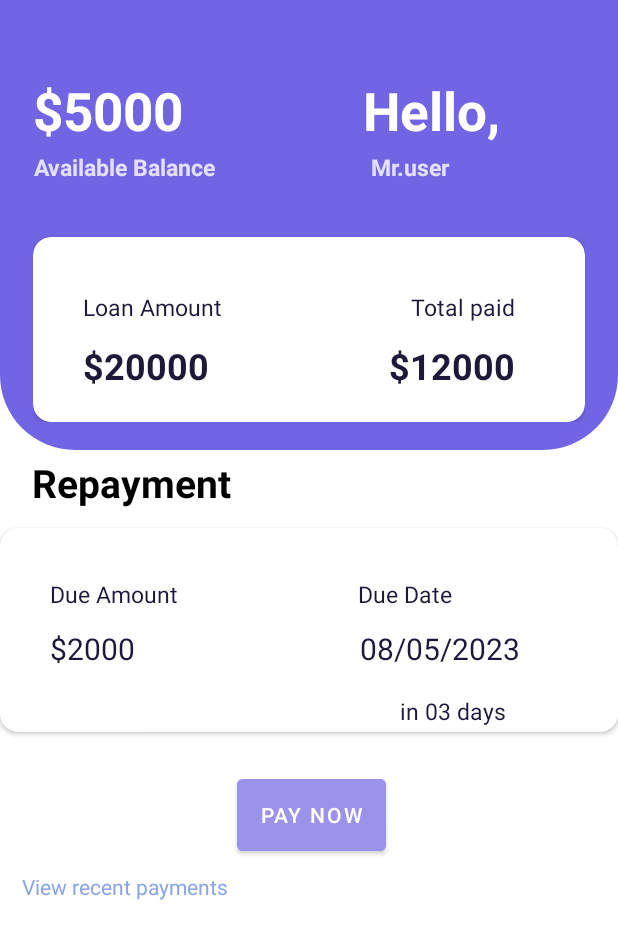
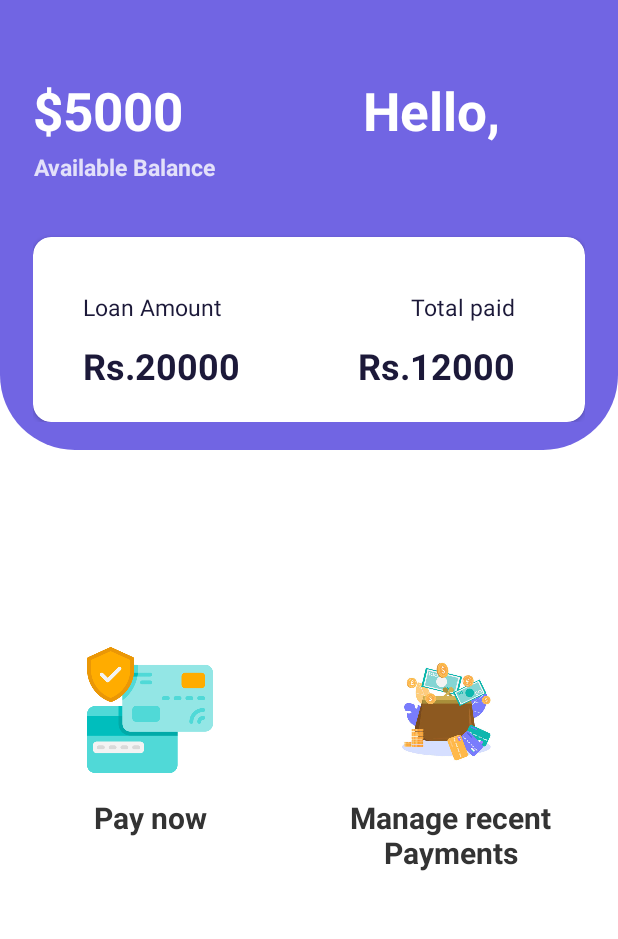
Before and after one commit to IT21306518/QUICKLOAN, an Android app: the screen it shows after launch (nv_repaymentDasboard), after a tap on an icon or button, on a phone screen of 412 x 824 dp. Shown: the top 939 px of the screen. Run offline under Robolectric (Android 15) with nearby library versions, the phone set to English and light mode, and no system bars.

Commit message:
all crud mistakes are corrected

```diff
--- a/app/src/main/java/com/example/quickloan/Bu_dashboard.kt
+++ b/app/src/main/java/com/example/quickloan/Bu_dashboard.kt
@@ -9,6 +9,7 @@ import com.example.quickloan.ksactivities.Ks_ButtonActivity
 import com.example.quickloan.ksactivities.Ks_fetchingActivity2
 import com.example.quickloan.ksactivities.UserProfileActivity
 import com.example.quickloan.ksactivities.ks_ApplyLoan
+
 
 class Bu_dashboard : AppCompatActivity() {
 
--- a/app/src/main/java/com/example/quickloan/PayAdapter.kt
+++ b/app/src/main/java/com/example/quickloan/PayAdapter.kt
@@ -19,7 +19,7 @@ class PayAdapter(private  val payList: ArrayList<PaymentModel>):
         mListener=clickListener
     }
     override fun onCreateViewHolder(parent: ViewGroup, viewType: Int): PayAdapter.ViewHolder{
-        val itemView=LayoutInflater.from(parent.context).inflate(R.layout.activity_nv_payments,parent,false)
+        val itemView=LayoutInflater.from(parent.context).inflate(R.layout.nv_paymentlist,parent,false)
         return ViewHolder(itemView,mListener)
     }
 
--- a/app/src/main/java/com/example/quickloan/ksactivities/Ks_ButtonActivity.kt
+++ b/app/src/main/java/com/example/quickloan/ksactivities/Ks_ButtonActivity.kt
@@ -3,8 +3,6 @@ package com.example.quickloan.ksactivities
 import android.content.Intent
 import androidx.appcompat.app.AppCompatActivity
 import android.os.Bundle
-import android.view.View
-import android.widget.Button
 import android.widget.ImageView
 import com.example.quickloan.R
 
@@ -17,8 +15,8 @@ class Ks_ButtonActivity : AppCompatActivity() {
         super.onCreate(savedInstanceState)
         setContentView(R.layout.activity_ks_button)
 
-        btnApply = findViewById(R.id.btnApply)
-        btnManege = findViewById(R.id.btnManege)
+        btnApply = findViewById(R.id.paynowIMG)
+        btnManege = findViewById(R.id.manageIMG)
 
         btnApply.setOnClickListener {
             navigateToNextActivity()
--- a/app/src/main/java/com/example/quickloan/nv_payments.kt
+++ b/app/src/main/java/com/example/quickloan/nv_payments.kt
@@ -60,7 +60,7 @@ private lateinit var dbRef:DatabaseReference
                             intent.putExtra("loanId",paymentList[position].LoanID)
                             intent.putExtra("date",paymentList[position].Date)
                             intent.putExtra("name",paymentList[position].CardHolderName)
-                            intent.putExtra("Amount",paymentList[position].RepaymentAmount)
+                            intent.putExtra("amount",paymentList[position].RepaymentAmount)
                             intent.putExtra("postalCode",paymentList[position].PostalCode)
                             intent.putExtra("mobileNo",paymentList[position].MobileNO)
                             startActivity(intent)
--- a/app/src/main/java/com/example/quickloan/nv_repaymentDasboard.kt
+++ b/app/src/main/java/com/example/quickloan/nv_repaymentDasboard.kt
@@ -3,22 +3,22 @@ package com.example.quickloan
 import android.content.Intent
 import androidx.appcompat.app.AppCompatActivity
 import android.os.Bundle
-import android.widget.Button
+import android.widget.ImageView
 import android.widget.TextView
 
 class nv_repaymentDasboard : AppCompatActivity() {
 
-    private lateinit var btnPayNow: Button
-    private lateinit var tvViewAllPay:TextView
+        private lateinit var tvPayNow: ImageView
+    private lateinit var tvViewAllPay:ImageView
 
     override fun onCreate(savedInstanceState: Bundle?) {
         super.onCreate(savedInstanceState)
         setContentView(R.layout.activity_nv_repayment_dasboard)
 
-        btnPayNow=findViewById(R.id.btn_repayment)
-        tvViewAllPay=findViewById(R.id.textdashboard)
+        tvPayNow=findViewById(R.id.paynowIMG)
+        tvViewAllPay=findViewById(R.id.manageIMG)
 
-        btnPayNow.setOnClickListener {
+        tvPayNow.setOnClickListener {
             val intent = Intent(this,nv_PaymentForm::class.java)
             startActivity(intent)
         }
--- a/app/src/main/res/drawable/nv_top_background.xml
+++ b/app/src/main/res/drawable/nv_top_background.xml
@@ -2,8 +2,8 @@
 <selector xmlns:android="http://schemas.android.com/apk/res/android">
     <item>
         <shape android:shape="rectangle">
-            <gradient android:startColor="#7165e3" android:endColor="#7165e3"
-                android:angle="278"/>
+
+            <solid android:color="#7165e3"/>
             <corners android:bottomLeftRadius="50dp" android:bottomRightRadius="50dp"/>
 
         </shape>
--- a/app/src/main/res/layout/activity_ks_button.xml
+++ b/app/src/main/res/layout/activity_ks_button.xml
@@ -96,7 +96,7 @@
                 app:layout_constraintTop_toTopOf="parent">
 
                 <ImageView
-                    android:id="@+id/btnApply"
+                    android:id="@+id/paynowIMG"
                     android:layout_width="100dp"
                     android:layout_height="100dp"
                     android:layout_margin="8dp"
@@ -130,7 +130,7 @@
                 app:layout_constraintTop_toTopOf="parent">
 
                 <ImageView
-                    android:id="@+id/btnManege"
+                    android:id="@+id/manageIMG"
                     android:layout_width="100dp"
                     android:layout_height="100dp"
                     android:layout_margin="8dp"
--- a/app/src/main/res/layout/activity_nv_repayment_dasboard.xml
+++ b/app/src/main/res/layout/activity_nv_repayment_dasboard.xml
@@ -75,17 +75,6 @@
                         android:textSize="15sp"
                         android:textStyle="bold" />
 
-                    <TextView
-                        android:layout_width="wrap_content"
-                        android:layout_height="wrap_content"
-                        android:layout_marginLeft="104dp"
-                        android:layout_marginTop="3dp"
-                        android:gravity="center_horizontal"
-                        android:lineSpacingExtra="5sp"
-                        android:text="Mr.user"
-                        android:textColor="#ccffffff"
-                        android:textSize="15sp"
-                        android:textStyle="bold" />
                 </LinearLayout>
 
 
@@ -151,7 +140,7 @@
                                 android:layout_gravity="center_horizontal"
                                 android:layout_marginLeft="12dp"
                                 android:lineSpacingExtra="7sp"
-                                android:text="$20000"
+                                android:text="Rs.20000"
                                 android:textColor="#1c1939"
                                 android:textSize="24sp"
                                 android:textStyle="bold" />
@@ -168,7 +157,7 @@
                                 android:layout_gravity="center_horizontal"
                                 android:layout_marginRight="25dp"
                                 android:lineSpacingExtra="7sp"
-                                android:text="$12000"
+                                android:text="Rs.12000"
                                 android:textColor="#1c1939"
                                 android:textSize="24sp"
                                 android:textStyle="bold" />
@@ -182,139 +171,84 @@
 
 
         </FrameLayout>
-
-
-        <TextView
-            android:id="@+id/textView3"
-            android:layout_width="167dp"
-            android:layout_height="44dp"
-            android:layout_margin="4dp"
-
-            android:text="Repayment"
-            android:textAlignment="center"
-            android:textColor="#000000"
-            android:textSize="26sp"
-            android:textStyle="bold" />
-
-
-        <androidx.cardview.widget.CardView
+        <androidx.constraintlayout.widget.ConstraintLayout
             android:layout_width="match_parent"
-            android:layout_height="136dp"
-            app:cardCornerRadius="12dp">
-
+            android:layout_height="wrap_content">
 
             <LinearLayout
-                android:layout_width="match_parent"
-                android:layout_height="111dp"
-                android:layout_margin="21dp"
-                android:orientation="vertical">
+                android:id="@+id/layoutFunction"
+                android:layout_width="0dp"
+                android:layout_height="wrap_content"
+                android:layout_marginTop="100dp"
+                android:background="@drawable/white_rectangle_background"
+                android:gravity="center"
+                android:orientation="vertical"
+                android:padding="15dp"
+                app:layout_constraintDimensionRatio="H,1:1"
+                app:layout_constraintStart_toStartOf="parent"
+                app:layout_constraintEnd_toStartOf="@id/layoutcal"
+                app:layout_constraintTop_toTopOf="parent">
 
+                <ImageView
+                    android:id="@+id/paynowIMG"
+                    android:layout_width="100dp"
+                    android:layout_height="100dp"
+                    android:layout_margin="8dp"
 
-                <LinearLayout
+                    android:padding="8dp"
+                    android:src="@drawable/pay" />
+
+                <TextView
+                    android:id="@+id/payNowimg"
                     android:layout_width="match_parent"
                     android:layout_height="wrap_content"
-                    android:layout_marginTop="12dp"
-                    android:orientation="horizontal">
+                    android:gravity="center"
+                    android:text="Pay now"
+                    android:textColor="@color/colorAccent"
+                    android:textSize="20sp"
+                    android:textStyle="bold" />
 
-                    <TextView
-                        android:layout_width="wrap_content"
-                        android:layout_height="match_parent"
-                        android:layout_gravity="center_horizontal"
-                        android:layout_marginLeft="12dp"
-                        android:lineSpacingExtra="7sp"
+            </LinearLayout>
 
-                        android:text="Due Amount"
-                        android:textColor="#1c1939"
-                        android:textSize="15sp" />
+            <LinearLayout
+                android:id="@+id/layoutcal"
+                android:layout_width="0dp"
+                android:layout_height="wrap_content"
+                android:layout_marginTop="100dp"
+                android:background="@drawable/white_rectangle_background"
+                android:gravity="center"
+                android:orientation="vertical"
+                app:layout_constraintStart_toEndOf="@+id/layoutFunction"
+                android:padding="15dp"
+                app:layout_constraintDimensionRatio="H,1:1"
+                app:layout_constraintEnd_toEndOf="parent"
+                app:layout_constraintTop_toTopOf="parent">
 
+                <ImageView
+                    android:id="@+id/manageIMG"
+                    android:layout_width="124dp"
+                    android:layout_height="100dp"
+                    android:layout_margin="8dp"
 
-                    <TextView
-                        android:layout_width="92dp"
-                        android:layout_height="wrap_content"
-                        android:layout_gravity="center_horizontal"
-                        android:layout_marginLeft="120dp"
-                        android:layout_marginRight="60dp"
-                        android:lineSpacingExtra="7sp"
-
-                        android:text="Due Date"
-                        android:textColor="#1c1939"
-                        android:textSize="15sp" />
-                </LinearLayout>
-
-                <LinearLayout
-                    android:layout_width="match_parent"
-                    android:layout_height="32dp"
-                    android:layout_marginTop="12dp"
-                    android:orientation="horizontal">
-
-                    <TextView
-                        android:layout_width="wrap_content"
-                        android:layout_height="wrap_content"
-                        android:layout_gravity="center_horizontal"
-                        android:layout_marginLeft="12dp"
-                        android:lineSpacingExtra="7sp"
-
-                        android:text="$2000"
-                        android:textColor="#1c1939"
-                        android:textSize="20sp" />
-
-                    <TextView
-                        android:layout_width="wrap_content"
-                        android:layout_height="match_parent"
-                        android:layout_gravity="center_horizontal"
-                        android:layout_marginLeft="150dp"
-                        android:layout_marginRight="30dp"
-                        android:lineSpacingExtra="7sp"
-                        android:text="08/05/2023  "
-                        android:textColor="#1c1939"
-                        android:textSize="20sp" />
-                </LinearLayout>
-
-
-                <View
-                    android:id="@+id/view5"
-                    android:layout_width="0dp"
-                    android:layout_height="match_parent"
-                    android:layout_weight="1" />
+                    android:padding="8dp"
+                    android:src="@drawable/managge" />
 
                 <TextView
-                    android:layout_width="wrap_content"
+                    android:id="@+id/managepaimg"
+                    android:layout_width="match_parent"
                     android:layout_height="wrap_content"
-                    android:layout_gravity="center_horizontal"
-                    android:layout_marginLeft="100dp"
-                    android:lineSpacingExtra="7sp"
-
-                    android:text="in 03 days  "
-                    android:textColor="#1c1939"
-                    android:textSize="15sp" />
+                    android:gravity="center"
+                    android:text="Manage recent Payments"
+                    android:textColor="@color/colorAccent"
+                    android:textSize="20sp"
+                    android:textStyle="bold" />
 
 
             </LinearLayout>
 
 
-        </androidx.cardview.widget.CardView>
+        </androidx.constraintlayout.widget.ConstraintLayout>
 
-        <Button
-            android:id="@+id/btn_repayment"
-            android:layout_width="wrap_content"
-            android:layout_height="60dp"
-            android:layout_marginLeft="158dp"
-            android:layout_marginTop="25dp"
-            android:backgroundTint="#9B92EA"
-            android:text="Pay now" />
-
-
-        <TextView
-            android:id="@+id/textdashboard"
-            android:layout_width="166dp"
-            android:layout_height="52dp"
-            android:padding="8dp"
-            android:text="View recent payments"
-            android:textAlignment="center"
-            android:textColor="@color/purple"
-            android:textSize="14sp"
-            app:layout_constraintBottom_toBottomOf="parent"
-            app:layout_constraintEnd_toEndOf="parent" />
 
     </LinearLayout>
 
```
Also changed, not shown: app/src/main/java/com/example/quickloan/activity_nv_signup.kt (+49 -27 lines), app/src/main/java/com/example/quickloan/ksactivities/LoneDetailsActivity.kt (+6 -6 lines), app/src/main/java/com/example/quickloan/nv_PaymentForm.kt (+27 -0 lines), app/src/main/java/com/example/quickloan/nv_paymentsDetailsActivity.kt (+6 -6 lines), app/src/main/res/layout/activity_lone_details.xml (+6 -6 lines), app/src/main/res/layout/activity_nv_update_delete.xml (+147 -137 lines), app/src/main/res/drawable/managge.jpg (added).
